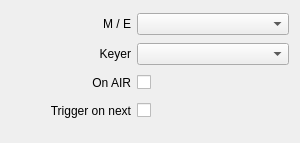
Qt form src/Widgets/Inspector/Atem/InspectorAtemKeyerStateWidget.ui (CasparCG/client) before a commit.
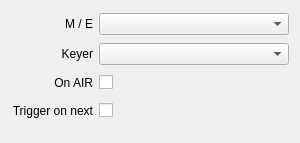
The same form after that commit.

Commit message: Remove minimumSize constraint from labels

```diff
--- a/src/Widgets/Inspector/Atem/InspectorAtemKeyerStateWidget.ui
+++ b/src/Widgets/Inspector/Atem/InspectorAtemKeyerStateWidget.ui
@@ -32,12 +32,6 @@
    </item>
    <item row="0" column="0">
     <widget class="QLabel" name="labelMixerStep">
-     <property name="minimumSize">
-      <size>
-       <width>120</width>
-       <height>0</height>
-      </size>
-     </property>
      <property name="text">
       <string>M / E</string>
      </property>
@@ -48,12 +42,6 @@
    </item>
    <item row="1" column="0">
     <widget class="QLabel" name="labelKeyer">
-     <property name="minimumSize">
-      <size>
-       <width>120</width>
-       <height>0</height>
-      </size>
-     </property>
      <property name="text">
       <string>Keyer</string>
      </property>
@@ -64,12 +52,6 @@
    </item>
    <item row="3" column="0">
     <widget class="QLabel" name="labelTriggerOnNext">
-     <property name="minimumSize">
-      <size>
-       <width>120</width>
-       <height>0</height>
-      </size>
-     </property>
      <property name="text">
       <string>Trigger on next</string>
      </property>
@@ -131,12 +113,6 @@
    </item>
    <item row="2" column="0">
     <widget class="QLabel" name="labelState">
-     <property name="minimumSize">
-      <size>
-       <width>120</width>
-       <height>0</height>
-      </size>
-     </property>
      <property name="text">
       <string>On AIR</string>
      </property>
```
The commit also changes 53 other files.
